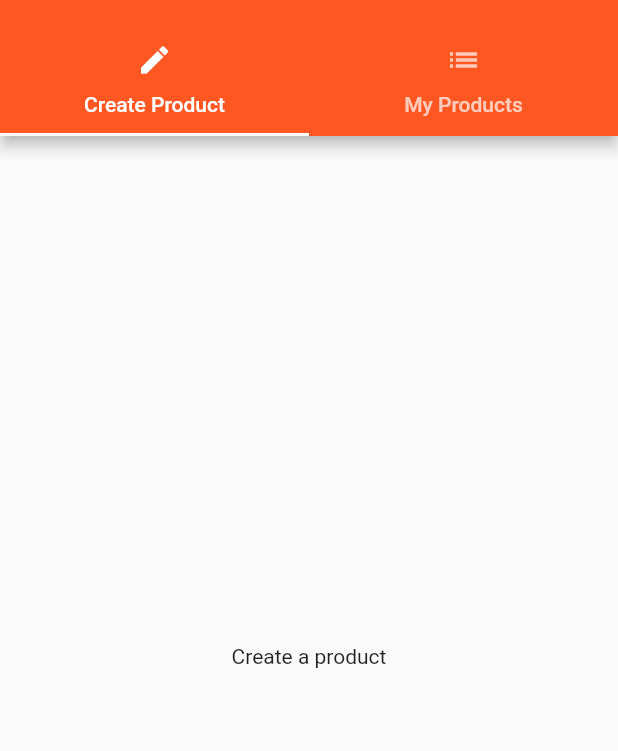
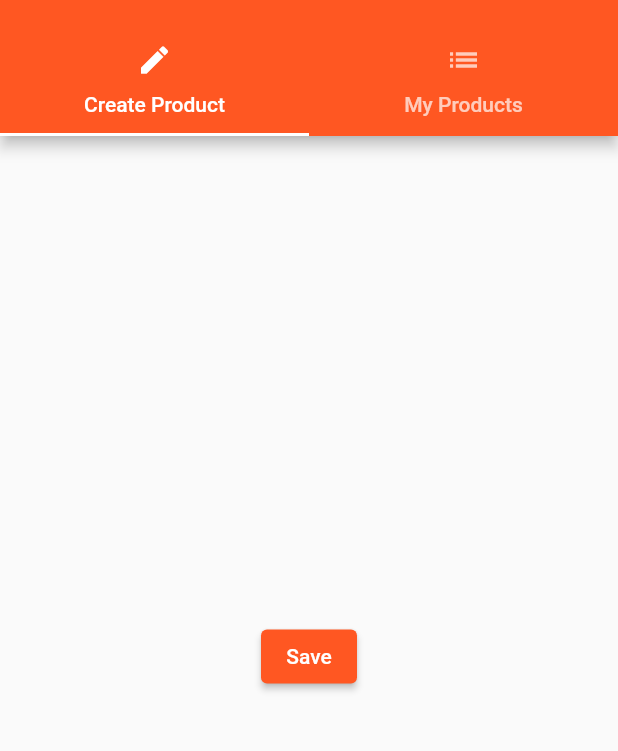
Before and after one commit to BNorelden/flutter_course, a Flutter app: the ProductsAdminPage screen opened by its route, on a phone screen of 412 x 824 dp, the part 59-810 px from its top. Run offline on Flutter 3.47's test engine with Material 2 defaults, Android fonts, the phone set to English and light mode, and no system bars.

Commit message:
Modal Sample in add product page

```diff
--- a/lib/main.dart
+++ b/lib/main.dart
@@ -57,6 +57,7 @@ class _MyAppState extends State<MyApp> {
         ),
         // home: AuthPage(),
         routes: {
+          //named routes
           '/': (BuildContext context) =>
               ProductsPage(_products, _addProduct, _deleteProduct),
           '/admin': (BuildContext context) => ProductsAdminPage(),
--- a/lib/pages/product_create.dart
+++ b/lib/pages/product_create.dart
@@ -3,8 +3,17 @@ import 'package:flutter/material.dart';
 class ProductCreatePage extends StatelessWidget {
   @override
   Widget build(BuildContext context) {
-    return const Center(
-      child: Text('Create a product'),
-    );
+    return Center(
+        child: ElevatedButton(
+            child: const Text('Save'),
+            onPressed: () {
+              showModalBottomSheet(
+                  context: context,
+                  builder: (BuildContext context) {
+                    return const Center(
+                      child: Text('This is a Modal!'), // I assume modal = pojo
+                    );
+                  });
+            }));
   }
 }
```
